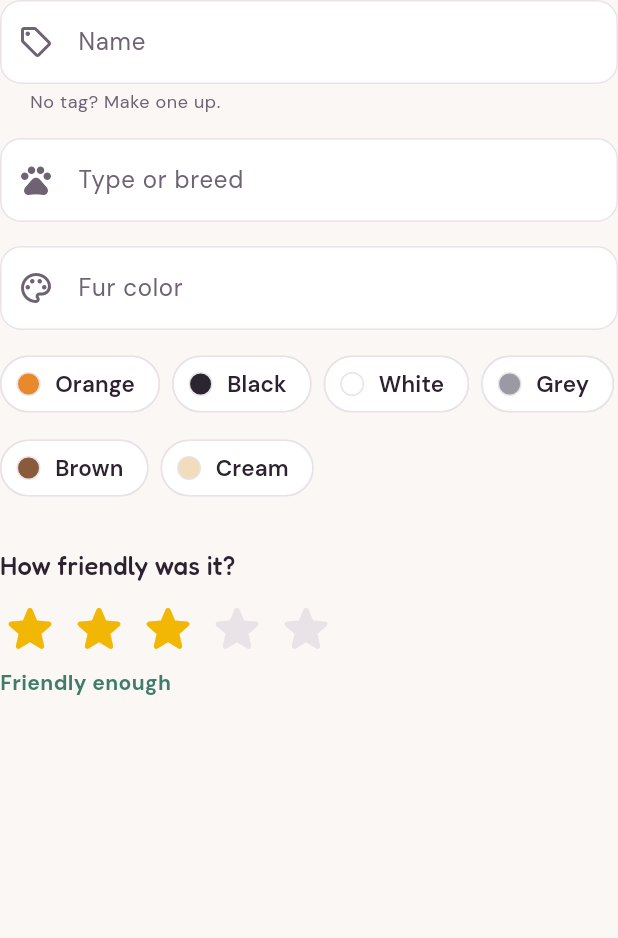
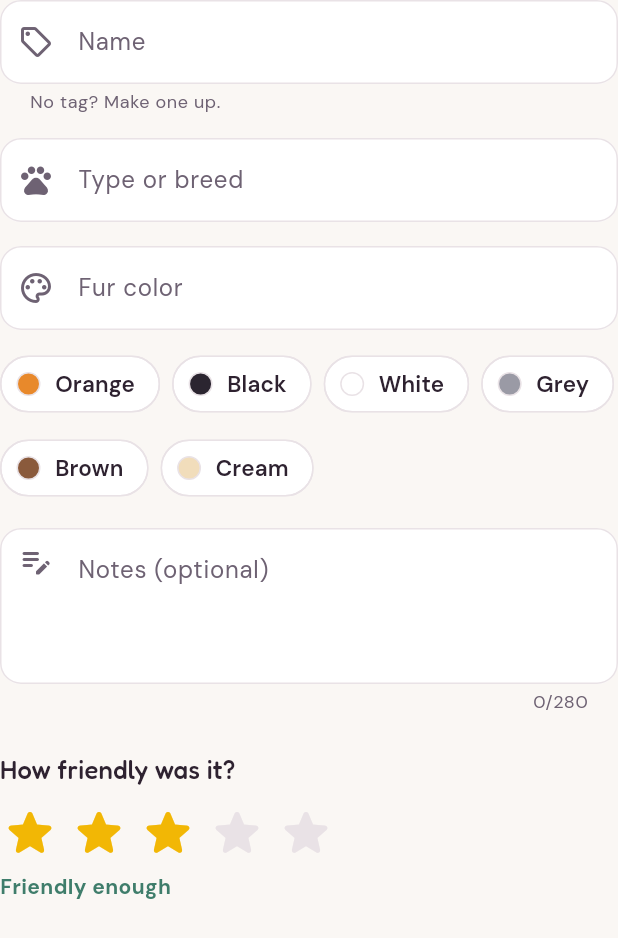
Before and after one commit to dordhak/Cat-Location-Reveal, a Flutter app: the SubmissionForm widget shown alone on an empty page, opened directly, on a phone screen of 412 x 824 dp. Shown: the top 938 px of the screen. Run offline on Flutter 3.47's test engine with Material 3 defaults, Android fonts, the light colour scheme and no system bars; drawn by our look-alikes of flutter_rating_bar; our stand-ins replace flutter_riverpod, geolocator, google_fonts, google_maps_flutter, image_picker, riverpod_annotation and 1 more; accounts and stored records are empty; generated files the repository leaves out were written again; network calls fail; statements that could not run were skipped.

Commit message:
feat(form): add optional notes field, show it and uploader name in detail sheet

```diff
--- a/lib/features/cat_sightings/presentation/screens/submit_sighting_screen.dart
+++ b/lib/features/cat_sightings/presentation/screens/submit_sighting_screen.dart
@@ -117,6 +117,7 @@ class _SubmitSightingScreenState extends ConsumerState<SubmitSightingScreen> {
           name: data.name,
           catType: data.catType,
           primaryColor: data.primaryColor,
+          description: data.description,
           friendlinessRating: data.friendlinessRating,
           latitude: formState.position!.latitude,
           longitude: formState.position!.longitude,
@@ -149,7 +150,6 @@ class _SubmitSightingScreenState extends ConsumerState<SubmitSightingScreen> {
       appBar: AppBar(title: const Text('Spot a cat')),
       body: locationAsync.when(
         data: (position) {
-          // Seed the pin from GPS once; after that the user's drag wins.
           if (!_positionSeeded) {
             _positionSeeded = true;
             WidgetsBinding.instance.addPostFrameCallback((_) {
@@ -201,8 +201,6 @@ class _SubmitSightingScreenState extends ConsumerState<SubmitSightingScreen> {
                   myLocationButtonEnabled: false,
                   zoomControlsEnabled: false,
                   mapToolbarEnabled: false,
-                  // Let the map keep touches inside its box so dragging the
-                  // pin doesn't scroll the page instead.
                   gestureRecognizers: {
                     Factory<OneSequenceGestureRecognizer>(
                       () => EagerGestureRecognizer(),
--- a/lib/features/cat_sightings/presentation/widgets/submission_form.dart
+++ b/lib/features/cat_sightings/presentation/widgets/submission_form.dart
@@ -7,12 +7,14 @@ class SubmissionFormData {
   final String name;
   final String catType;
   final String primaryColor;
+  final String description;
   final int friendlinessRating;
 
   const SubmissionFormData({
     required this.name,
     required this.catType,
     required this.primaryColor,
+    required this.description,
     required this.friendlinessRating,
   });
 }
@@ -39,12 +41,12 @@ class _SubmissionFormState extends State<SubmissionForm> {
   final _nameController = TextEditingController();
   final _typeController = TextEditingController();
   final _colorController = TextEditingController();
+  final _descriptionController = TextEditingController();
   int _rating = 3;
 
   @override
   void initState() {
     super.initState();
-    // Report the default rating even if the user never touches the stars.
     WidgetsBinding.instance.addPostFrameCallback((_) => _notifyChange());
   }
 
@@ -53,6 +55,7 @@ class _SubmissionFormState extends State<SubmissionForm> {
     _nameController.dispose();
     _typeController.dispose();
     _colorController.dispose();
+    _descriptionController.dispose();
     super.dispose();
   }
 
@@ -61,6 +64,7 @@ class _SubmissionFormState extends State<SubmissionForm> {
       name: _nameController.text.trim(),
       catType: _typeController.text.trim(),
       primaryColor: _colorController.text.trim(),
+      description: _descriptionController.text.trim(),
       friendlinessRating: _rating,
     ));
   }
@@ -104,7 +108,7 @@ class _SubmissionFormState extends State<SubmissionForm> {
         TextField(
           controller: _colorController,
           textCapitalization: TextCapitalization.sentences,
-          textInputAction: TextInputAction.done,
+          textInputAction: TextInputAction.next,
           decoration: const InputDecoration(
             labelText: 'Fur color',
             hintText: 'Pick one below or type your own',
@@ -140,7 +144,26 @@ class _SubmissionFormState extends State<SubmissionForm> {
               ),
           ],
         ),
-        const SizedBox(height: 28),
+        const SizedBox(height: 16),
+        TextField(
+          controller: _descriptionController,
+          maxLines: 4,
+          minLines: 3,
+          maxLength: 280,
+          textCapitalization: TextCapitalization.sentences,
+          decoration: const InputDecoration(
+            labelText: 'Notes (optional)',
+            hintText: 'Usually hangs around the café near the entrance, '
+                'likes treats...',
+            alignLabelWithHint: true,
+            prefixIcon: Padding(
+              padding: EdgeInsets.only(bottom: 60),
+              child: Icon(Icons.edit_note_rounded),
+            ),
+          ),
+          onChanged: (_) => _notifyChange(),
+        ),
+        const SizedBox(height: 24),
         Text('How friendly was it?', style: theme.textTheme.titleMedium),
         const SizedBox(height: 10),
         FriendlinessRatingBar(
```
Also changed, not shown: lib/features/cat_sightings/presentation/screens/map_screen.dart (+102 -8 lines), lib/features/cat_sightings/presentation/widgets/cat_detail_sheet.dart (+39 -0 lines).
